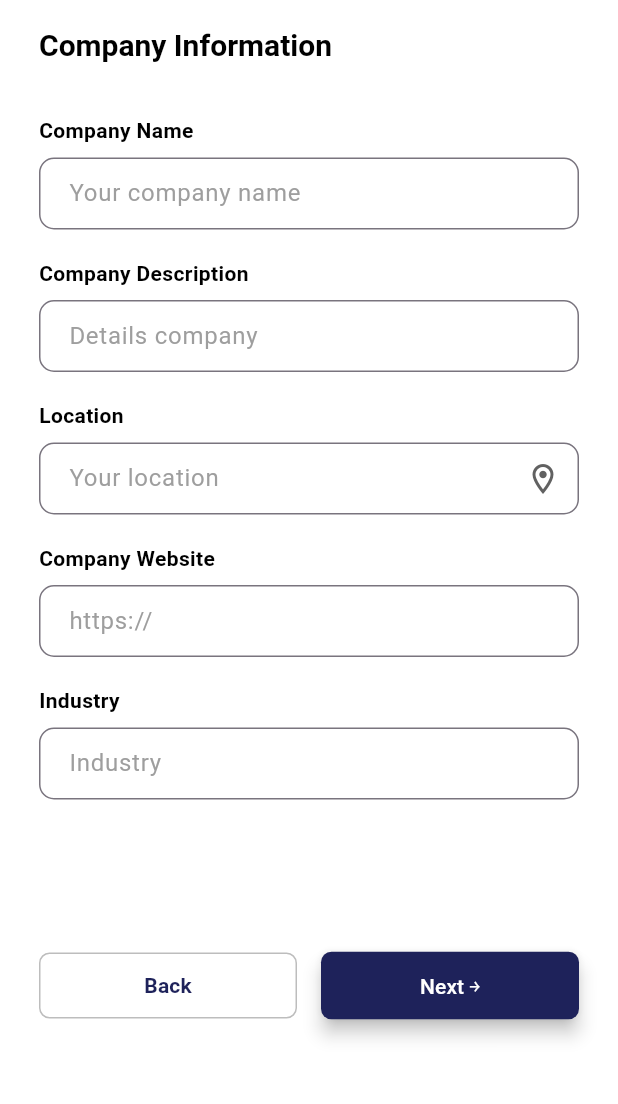
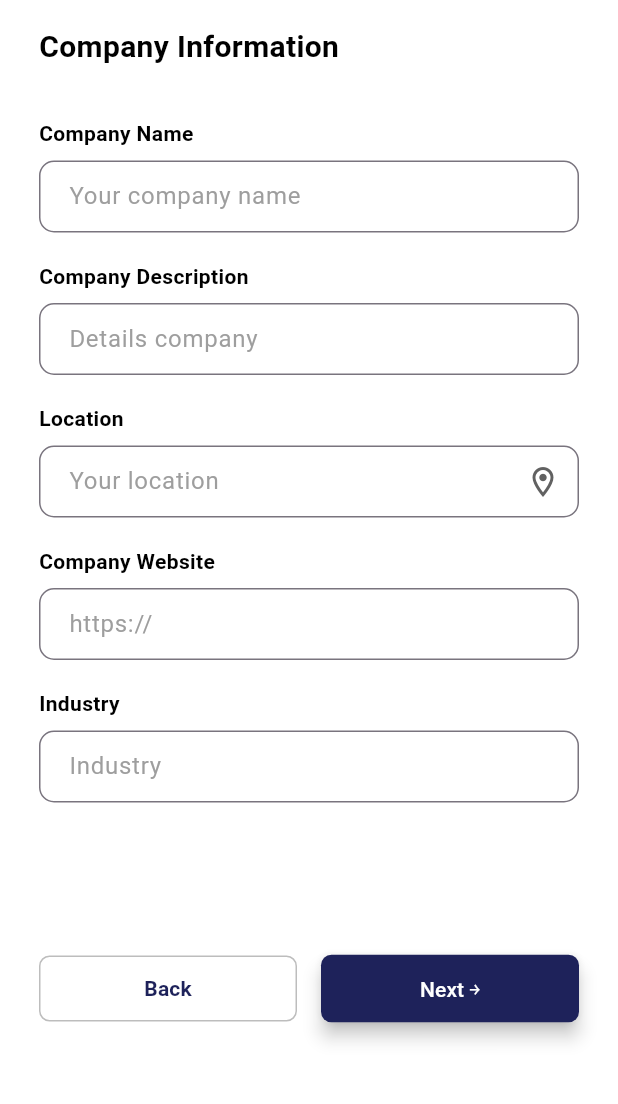
Before and after one commit to sandyandoss/SkillXchange, a Flutter app: the screen it shows after launch, on a phone screen of 412 x 824 dp, the part 129-1233 px from its top. Run offline on Flutter 3.47's test engine with Material 3 defaults, Android fonts, the phone set to English and light mode, and no system bars.

Commit message:
updated company information screen

```diff
--- a/lib/presentation/screens/companyInformation_screen.dart
+++ b/lib/presentation/screens/companyInformation_screen.dart
@@ -1,5 +1,6 @@
 import 'package:flutter/material.dart';
 
+// Main screen for entering company information
 class CompanyInformationScreen extends StatefulWidget {
   const CompanyInformationScreen({super.key});
 
@@ -9,66 +10,70 @@ class CompanyInformationScreen extends StatefulWidget {
 }
 
 class _CompanyInformationScreenState extends State<CompanyInformationScreen> {
+  // Key to identify the form
   final _formKey = GlobalKey<FormState>();
+
+  // Controllers to manage text input fields
   final _companyNameController = TextEditingController();
   final _descriptionController = TextEditingController();
   final _locationController = TextEditingController();
   final _industryController = TextEditingController();
-  final _websiteController = TextEditingController(); // New controller for website
+  final _websiteController = TextEditingController();
 
+  // Dispose controllers when the widget is removed from the widget tree
   @override
   void dispose() {
     _companyNameController.dispose();
     _descriptionController.dispose();
     _locationController.dispose();
     _industryController.dispose();
-    _websiteController.dispose(); // Dispose the website controller
+    _websiteController.dispose();
     super.dispose();
   }
 
   @override
   Widget build(BuildContext context) {
     return Scaffold(
-      backgroundColor: Colors.white, // Clean white background
+      backgroundColor: Colors.white, // Set background color to white
       body: Column(
         children: [
-          // Logo and buttons at the top
+          // Top section with logo and skip button
           SafeArea(
             child: Padding(
               padding: const EdgeInsets.symmetric(horizontal: 24, vertical: 16),
               child: Row(
                 mainAxisAlignment: MainAxisAlignment.spaceBetween,
                 children: [
-                  // Bigger logo
+                  // Display the company logo
                   Container(
-                    width: 160, // Increased width for bigger logo
-                    height: 70, // Increased height for bigger logo
+                    width: 160, // Set width of the logo
+                    height: 70, // Set height of the logo
                     child: Image.asset(
                       'assets/images/logo.jpeg',
-                      fit: BoxFit.contain, // Ensures the logo fits within the container
+                      fit: BoxFit.contain, // Ensure the logo fits within the container
                     ),
                   ),
 
-                  // Combined Skip and arrow button
+                  // Skip button with an arrow icon
                   TextButton(
                     onPressed: () {
-                      // Add functionality for the combined button
+                      // Add functionality for the skip button
                     },
                     child: Row(
                       children: [
                         Text(
                           'Skip',
                           style: TextStyle(
-                            color: Colors.grey, // Darker skip text
+                            color: Colors.grey, // Set text color
                             fontWeight: FontWeight.bold,
                             fontSize: 13,
                           ),
                         ),
-                        const SizedBox(width: 4), // Space between text and arrow
+                        const SizedBox(width: 4), // Add space between text and icon
                         Text(
                           '￫',
                           style: TextStyle(
-                            color: Colors.grey, // Arrow color
+                            color: Colors.grey, // Set icon color
                             fontWeight: FontWeight.bold,
                             fontSize: 23,
                           ),
@@ -81,7 +86,7 @@ class _CompanyInformationScreenState extends State<CompanyInformationScreen> {
             ),
           ),
 
-          // Rest of the body
+          // Main content of the screen
           Expanded(
             child: SingleChildScrollView(
               padding: const EdgeInsets.symmetric(horizontal: 26, vertical: 1),
@@ -90,19 +95,19 @@ class _CompanyInformationScreenState extends State<CompanyInformationScreen> {
                 child: Column(
                   crossAxisAlignment: CrossAxisAlignment.start,
                   children: [
-                    _buildHeader(),
-                    const SizedBox(height: 33),
-                    _buildCompanyNameField(),
+                    _buildHeader(), // Display the header
+                    const SizedBox(height: 33), // Add vertical spacing
+                    _buildCompanyNameField(), // Company name input field
                     const SizedBox(height: 19),
-                    _buildDescriptionField(),
+                    _buildDescriptionField(), // Company description input field
                     const SizedBox(height: 19),
-                    _buildLocationField(),
+                    _buildLocationField(), // Location input field
                     const SizedBox(height: 19),
-                    _buildCompanyWebsiteField(), // New Company Website field
+                    _buildCompanyWebsiteField(), // Company website input field
                     const SizedBox(height: 19),
-                    _buildIndustrySection(),
+                    _buildIndustrySection(), // Industry input field
                     const SizedBox(height: 100),
-                    _buildNavigationButtons(),
+                    _buildNavigationButtons(), // Navigation buttons (Back and Next)
                   ],
                 ),
               ),
@@ -113,42 +118,44 @@ class _CompanyInformationScreenState extends State<CompanyInformationScreen> {
     );
   }
 
+  // Build the header text
   Widget _buildHeader() {
     return Text(
       'Company Information',
-      style: Theme.of(context).textTheme.headlineSmall?.copyWith(
-        fontWeight: FontWeight.w700,
-        fontSize: 20,
-        color: Colors.black,
+      style: TextStyle(
+        fontWeight: FontWeight.bold, // Set font weight
+        fontSize: 20, // Set font size
+        color: Colors.black, // Set text color
       ),
     );
   }
 
+  // Build the company name input field
   Widget _buildCompanyNameField() {
     return Column(
       crossAxisAlignment: CrossAxisAlignment.start,
       children: [
         Text(
           'Company Name',
-          style: Theme.of(context).textTheme.bodyMedium?.copyWith(
-            fontWeight: FontWeight.w600, // Semi-bold label
-            color: Colors.black, // Dark grey for labels
+          style: TextStyle(
+            fontWeight: FontWeight.w600, // Set font weight
+            color: Colors.black, // Set text color
           ),
         ),
-        const SizedBox(height: 8),
+        const SizedBox(height: 8), // Add vertical spacing
         TextFormField(
           controller: _companyNameController,
           decoration: InputDecoration(
-            hintText: 'Your company name',
-            hintStyle: TextStyle(color: Colors.grey[500]), // Light grey hint
-            contentPadding: const EdgeInsets.symmetric(vertical: 12, horizontal: 16), // Smaller padding
+            hintText: 'Your company name', // Placeholder text
+            hintStyle: TextStyle(color: Colors.grey[500]), // Set hint text color
+            contentPadding: const EdgeInsets.symmetric(vertical: 12, horizontal: 16), // Set padding
             border: OutlineInputBorder(
-              borderRadius: BorderRadius.circular(10), // Rounded corners
-              borderSide: BorderSide(color: Colors.grey[300]!), // Light grey border
+              borderRadius: BorderRadius.circular(10), // Set border radius
+              borderSide: BorderSide(color: Colors.grey[300]!), // Set border color
             ),
             focusedBorder: OutlineInputBorder(
               borderRadius: BorderRadius.circular(10),
-              borderSide: BorderSide(color: Colors.black), // Focused border
+              borderSide: BorderSide(color: Colors.black), // Set focused border color
             ),
           ),
         ),
@@ -156,32 +163,33 @@ class _CompanyInformationScreenState extends State<CompanyInformationScreen> {
     );
   }
 
+  // Build the company description input field
   Widget _buildDescriptionField() {
     return Column(
       crossAxisAlignment: CrossAxisAlignment.start,
       children: [
         Text(
           'Company Description',
-          style: Theme.of(context).textTheme.bodyMedium?.copyWith(
-            fontWeight: FontWeight.w600, // Semi-bold label
-            color: Colors.black, // Dark grey for labels
+          style: TextStyle(
+            fontWeight: FontWeight.w600, // Set font weight
+            color: Colors.black, // Set text color
           ),
         ),
-        const SizedBox(height: 8),
+        const SizedBox(height: 8), // Add vertical spacing
         TextFormField(
           controller: _descriptionController,
-          maxLines: 1,
+          maxLines: 1, // Allow only one line of input
           decoration: InputDecoration(
-            hintText: 'Details company',
-            hintStyle: TextStyle(color: Colors.grey[500]), // Light grey hint
-            contentPadding: const EdgeInsets.symmetric(vertical: 12, horizontal: 16), // Smaller padding
+            hintText: 'Details company', // Placeholder text
+            hintStyle: TextStyle(color: Colors.grey[500]), // Set hint text color
+            contentPadding: const EdgeInsets.symmetric(vertical: 12, horizontal: 16), // Set padding
             border: OutlineInputBorder(
-              borderRadius: BorderRadius.circular(10), // Rounded corners
-              borderSide: BorderSide(color: Colors.grey[300]!), // Light grey border
+              borderRadius: BorderRadius.circular(10), // Set border radius
+              borderSide: BorderSide(color: Colors.grey[300]!), // Set border color
             ),
             focusedBorder: OutlineInputBorder(
               borderRadius: BorderRadius.circular(10),
-              borderSide: BorderSide(color: Colors.black), // Focused border
+              borderSide: BorderSide(color: Colors.black), // Set focused border color
             ),
           ),
         ),
@@ -189,36 +197,37 @@ class _CompanyInformationScreenState extends State<CompanyInformationScreen> {
     );
   }
 
+  // Build the location input field
   Widget _buildLocationField() {
     return Column(
       crossAxisAlignment: CrossAxisAlignment.start,
       children: [
         Text(
           'Location',
-          style: Theme.of(context).textTheme.bodyMedium?.copyWith(
-            fontWeight: FontWeight.w600, // Semi-bold label
-            color: Colors.black, // Dark grey for labels
+          style: TextStyle(
+            fontWeight: FontWeight.w600, // Set font weight
+            color: Colors.black, // Set text color
           ),
         ),
-        const SizedBox(height: 8),
+        const SizedBox(height: 8), // Add vertical spacing
         TextFormField(
           controller: _locationController,
           decoration: InputDecoration(
-            hintText: 'Your location',
-            hintStyle: TextStyle(color: Colors.grey[500]), // Light grey hint
-            contentPadding: const EdgeInsets.symmetric(vertical: 12, horizontal: 16), // Smaller padding
+            hintText: 'Your location', // Placeholder text
+            hintStyle: TextStyle(color: Colors.grey[500]), // Set hint text color
+            contentPadding: const EdgeInsets.symmetric(vertical: 12, horizontal: 16), // Set padding
             border: OutlineInputBorder(
-              borderRadius: BorderRadius.circular(10), // Rounded corners
-              borderSide: BorderSide(color: Colors.grey[300]!), // Light grey border
+              borderRadius: BorderRadius.circular(10), // Set border radius
+              borderSide: BorderSide(color: Colors.grey[300]!), // Set border color
             ),
             focusedBorder: OutlineInputBorder(
               borderRadius: BorderRadius.circular(10),
-              borderSide: BorderSide(color: Colors.black), // Focused border
+              borderSide: BorderSide(color: Colors.black), // Set focused border color
             ),
             suffixIcon: IconButton(
-              icon: Icon(Icons.location_on_outlined, color: Colors.grey[700]),
+              icon: Icon(Icons.location_on_outlined, color: Colors.grey[700]), // Set icon
               onPressed: () {
-                // Implement location picker
+                // Add functionality for location picker
               },
             ),
           ),
@@ -227,31 +236,32 @@ class _CompanyInformationScreenState extends State<CompanyInformationScreen> {
     );
   }
 
+  // Build the company website input field
   Widget _buildCompanyWebsiteField() {
     return Column(
       crossAxisAlignment: CrossAxisAlignment.start,
       children: [
         Text(
           'Company Website',
-          style: Theme.of(context).textTheme.bodyMedium?.copyWith(
-            fontWeight: FontWeight.w600, // Semi-bold label
-            color: Colors.black, // Dark grey for labels
+          style: TextStyle(
+            fontWeight: FontWeight.w600, // Set font weight
+            color: Colors.black, // Set text color
           ),
         ),
-        const SizedBox(height: 8),
+        const SizedBox(height: 8), // Add vertical spacing
         TextFormField(
           controller: _websiteController,
           decoration: InputDecoration(
-            hintText: 'https://',
-            hintStyle: TextStyle(color: Colors.grey[500]), // Light grey hint
-            contentPadding: const EdgeInsets.symmetric(vertical: 12, horizontal: 16), // Smaller padding
+            hintText: 'https://', // Placeholder text
+            hintStyle: TextStyle(color: Colors.grey[500]), // Set hint text color
+            contentPadding: const EdgeInsets.symmetric(vertical: 12, horizontal: 16), // Set padding
             border: OutlineInputBorder(
-              borderRadius: BorderRadius.circular(10), // Rounded corners
-              borderSide: BorderSide(color: Colors.grey[300]!), // Light grey border
+              borderRadius: BorderRadius.circular(10), // Set border radius
+              borderSide: BorderSide(color: Colors.grey[300]!), // Set border color
             ),
             focusedBorder: OutlineInputBorder(
               borderRadius: BorderRadius.circular(10),
-              borderSide: BorderSide(color: Colors.black), // Focused border
+              borderSide: BorderSide(color: Colors.black), // Set focused border color
             ),
           ),
         ),
@@ -259,31 +269,32 @@ class _CompanyInformationScreenState extends State<CompanyInformationScreen> {
     );
   }
 
+  // Build the industry input field
   Widget _buildIndustrySection() {
     return Column(
       crossAxisAlignment: CrossAxisAlignment.start,
       children: [
         Text(
           'Industry',
-          style: Theme.of(context).textTheme.bodyMedium?.copyWith(
-            fontWeight: FontWeight.w600, // Semi-bold label
-            color: Colors.black, // Dark grey for labels
+          style: TextStyle(
+            fontWeight: FontWeight.w600, // Set font weight
+            color: Colors.black, // Set text color
           ),
         ),
-        const SizedBox(height: 8),
+        const SizedBox(height: 8), // Add vertical spacing
         TextFormField(
           controller: _industryController,
           decoration: InputDecoration(
-            hintText: 'Industry',
-            hintStyle: TextStyle(color: Colors.grey[500]), // Light grey hint
-            contentPadding: const EdgeInsets.symmetric(vertical: 12, horizontal: 16), // Smaller padding
+            hintText: 'Industry', // Placeholder text
+            hintStyle: TextStyle(color: Colors.grey[500]), // Set hint text color
+            contentPadding: const EdgeInsets.symmetric(vertical: 12, horizontal: 16), // Set padding
             border: OutlineInputBorder(
-              borderRadius: BorderRadius.circular(10), // Rounded corners
-              borderSide: BorderSide(color: Colors.grey[300]!), // Light grey border
+              borderRadius: BorderRadius.circular(10), // Set border radius
+              borderSide: BorderSide(color: Colors.grey[300]!), // Set border color
             ),
             focusedBorder: OutlineInputBorder(
               borderRadius: BorderRadius.circular(10),
-              borderSide: BorderSide(color: Colors.black), // Focused border
+              borderSide: BorderSide(color: Colors.black), // Set focused border color
             ),
           ),
         ),
@@ -291,49 +302,56 @@ class _CompanyInformationScreenState extends State<CompanyInformationScreen> {
     );
   }
 
-
+  // Build the navigation buttons (Back and Next)
   Widget _buildNavigationButtons() {
     return Row(
       mainAxisAlignment: MainAxisAlignment.spaceBetween,
       children: [
+        // Back button
         Expanded(
           child: OutlinedButton(
-            onPressed: () {},
+            onPressed: () {
+              // Add functionality for the back button
+            },
             style: OutlinedButton.styleFrom(
-              backgroundColor: Colors.white,
-              padding: const EdgeInsets.symmetric(vertical: 12), // Smaller padding
-              side: BorderSide(color: Colors.grey[400]!), // Dark grey border
+              backgroundColor: Colors.white, // Set button background color
+              padding: const EdgeInsets.symmetric(vertical: 12), // Set padding
+              side: BorderSide(color: Colors.grey[400]!), // Set border color
               shape: RoundedRectangleBorder(
-                borderRadius: BorderRadius.circular(7), // Rounded corners
+                borderRadius: BorderRadius.circular(7), // Set border radius
               ),
             ),
             child: Text(
               'Back',
               style: TextStyle(
-                color: Color(0xFF1E225A), // Dark grey text
-                fontWeight: FontWeight.w600,
+                color: Color(0xFF1E225A), // Set text color
+                fontWeight: FontWeight.w600, // Set font weight
               ),
             ),
           ),
-
         ),
-        const SizedBox(width: 16),
+        const SizedBox(width: 16), // Add horizontal spacing
+        // Next button
         Expanded(
           child: ElevatedButton(
-            onPressed: () {},
+            onPressed: () {
+              // Add functionality for the next button
+            },
             style: ElevatedButton.styleFrom(
-              backgroundColor: Color(0xFF1E225A), // Light grey background
-              foregroundColor: Color(0xFF1E225A), // Dark grey text
-              padding: const EdgeInsets.symmetric(vertical: 12), // Smaller padding
+              backgroundColor: Color(0xFF1E225A), // Set button background color
+              foregroundColor: Color(0xFF1E225A), // Set text color
+              padding: const EdgeInsets.symmetric(vertical: 12), // Set padding
               shape: RoundedRectangleBorder(
-                borderRadius: BorderRadius.circular(7), // Rounded corners
+                borderRadius: BorderRadius.circular(7), // Set border radius
               ),
-              elevation: 5, // Subtle shadow
+              elevation: 5, // Set button elevation (shadow)
             ),
-            child: const Text('Next ￫', style: TextStyle(color: Colors.white,),
+            child: const Text(
+              'Next ￫',
+              style: TextStyle(color: Colors.white), // Set text color
+            ),
           ),
         ),
-    )
       ],
     );
   }
```
